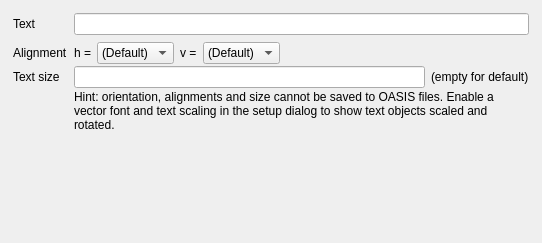
Old version of the form eda-klayout/src/edt/edt/EditorOptionsText.ui in the repository tolgauye/GMOS.
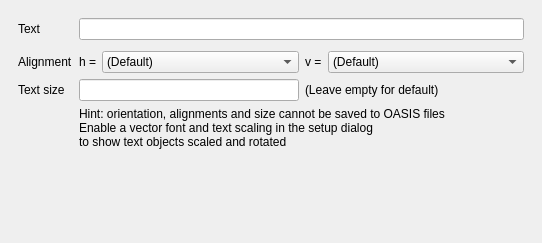
New version of the form.

Patch:
```diff
--- a/eda-klayout/src/edt/edt/EditorOptionsText.ui
+++ b/eda-klayout/src/edt/edt/EditorOptionsText.ui
@@ -13,120 +13,109 @@
   <property name="windowTitle">
    <string>Form</string>
   </property>
-  <layout class="QVBoxLayout">
-   <property name="spacing">
-    <number>2</number>
+  <layout class="QVBoxLayout" >
+   <property name="margin" >
+    <number>9</number>
    </property>
-   <property name="leftMargin">
-    <number>0</number>
-   </property>
-   <property name="topMargin">
-    <number>0</number>
-   </property>
-   <property name="rightMargin">
-    <number>0</number>
-   </property>
-   <property name="bottomMargin">
-    <number>0</number>
+   <property name="spacing" >
+    <number>6</number>
    </property>
    <item>
-    <widget class="QScrollArea" name="scrollArea">
-     <property name="frameShape">
+    <widget class="QFrame" name="frame" >
+     <property name="frameShape" >
       <enum>QFrame::NoFrame</enum>
      </property>
-     <property name="widgetResizable">
-      <bool>true</bool>
-     </property>
-     <widget class="QWidget" name="scrollAreaWidgetContents">
-      <property name="geometry">
-       <rect>
-        <x>0</x>
-        <y>0</y>
-        <width>528</width>
-        <height>248</height>
-       </rect>
-      </property>
-      <layout class="QGridLayout" name="gridLayout">
-       <item row="0" column="0">
-        <widget class="QFrame" name="frame">
-         <property name="frameShape">
-          <enum>QFrame::NoFrame</enum>
-         </property>
-         <property name="frameShadow">
+     <property name="frameShadow" >
           <enum>QFrame::Raised</enum>
          </property>
-         <layout class="QGridLayout" name="_2">
-          <property name="leftMargin">
-           <number>4</number>
-          </property>
-          <property name="topMargin">
-           <number>4</number>
-          </property>
-          <property name="rightMargin">
-           <number>4</number>
-          </property>
-          <property name="bottomMargin">
-           <number>4</number>
-          </property>
-          <property name="horizontalSpacing">
+     <layout class="QGridLayout" >
+      <property name="margin" >
+       <number>9</number>
+      </property>
+      <property name="spacing" >
            <number>6</number>
           </property>
-          <property name="verticalSpacing">
-           <number>2</number>
-          </property>
-          <item row="2" column="3">
-           <widget class="QLabel" name="label_9">
-            <property name="sizePolicy">
-             <sizepolicy hsizetype="Fixed" vsizetype="Preferred">
+      <item row="2" column="0" >
+       <widget class="QLabel" name="label_4" >
+        <property name="text" >
+         <string>Alignment</string>
+        </property>
+       </widget>
+      </item>
+      <item row="2" column="1" >
+       <widget class="QLabel" name="label_8" >
+        <property name="sizePolicy" >
+         <sizepolicy>
+          <hsizetype>0</hsizetype>
+          <vsizetype>5</vsizetype>
               <horstretch>0</horstretch>
               <verstretch>0</verstretch>
              </sizepolicy>
             </property>
-            <property name="text">
-             <string>v =</string>
+        <property name="text" >
+         <string>h =</string>
             </property>
            </widget>
           </item>
-          <item row="1" column="0" colspan="5">
-           <spacer>
-            <property name="orientation">
-             <enum>Qt::Vertical</enum>
-            </property>
-            <property name="sizeType">
-             <enum>QSizePolicy::Fixed</enum>
-            </property>
-            <property name="sizeHint" stdset="0">
-             <size>
-              <width>20</width>
-              <height>5</height>
-             </size>
-            </property>
-           </spacer>
-          </item>
-          <item row="4" column="0">
-           <widget class="QLabel" name="Text size">
-            <property name="text">
+      <item row="3" column="0" >
+       <widget class="QLabel" name="Text size" >
+        <property name="text" >
              <string>Text size</string>
             </property>
            </widget>
           </item>
-          <item row="0" column="0">
-           <widget class="QLabel" name="label_2">
-            <property name="sizePolicy">
-             <sizepolicy hsizetype="Fixed" vsizetype="Preferred">
+      <item row="0" column="1" colspan="4" >
+       <widget class="QLineEdit" name="text_le" >
+        <property name="sizePolicy" >
+         <sizepolicy>
+          <hsizetype>7</hsizetype>
+          <vsizetype>0</vsizetype>
               <horstretch>0</horstretch>
               <verstretch>0</verstretch>
              </sizepolicy>
             </property>
-            <property name="text">
+       </widget>
+      </item>
+      <item row="0" column="0" >
+       <widget class="QLabel" name="label_2" >
+        <property name="sizePolicy" >
+         <sizepolicy>
+          <hsizetype>0</hsizetype>
+          <vsizetype>5</vsizetype>
+          <horstretch>0</horstretch>
+          <verstretch>0</verstretch>
+         </sizepolicy>
+        </property>
+        <property name="text" >
              <string>Text</string>
             </property>
            </widget>
           </item>
-          <item row="2" column="4">
-           <widget class="QComboBox" name="valign_cbx">
-            <property name="sizePolicy">
-             <sizepolicy hsizetype="Fixed" vsizetype="Fixed">
+      <item row="4" column="1" colspan="4" >
+       <widget class="QLabel" name="label_3" >
+        <property name="text" >
+         <string>Hint: orientation, alignments and size cannot be saved to OASIS files
+Enable a vector font and text scaling in the setup dialog 
+to show text objects scaled and rotated</string>
+        </property>
+       </widget>
+      </item>
+      <item row="3" column="1" colspan="2" >
+       <widget class="QLineEdit" name="size_le" />
+      </item>
+      <item row="3" column="3" colspan="2" >
+       <widget class="QLabel" name="label" >
+        <property name="text" >
+         <string>(Leave empty for default)</string>
+        </property>
+       </widget>
+      </item>
+      <item row="2" column="4" >
+       <widget class="QComboBox" name="valign_cbx" >
+        <property name="sizePolicy" >
+         <sizepolicy>
+          <hsizetype>5</hsizetype>
+          <vsizetype>0</vsizetype>
               <horstretch>1</horstretch>
               <verstretch>0</verstretch>
              </sizepolicy>
@@ -153,10 +142,27 @@
             </item>
            </widget>
           </item>
-          <item row="2" column="2">
-           <widget class="QComboBox" name="halign_cbx">
-            <property name="sizePolicy">
-             <sizepolicy hsizetype="Fixed" vsizetype="Fixed">
+      <item row="2" column="3" >
+       <widget class="QLabel" name="label_9" >
+        <property name="sizePolicy" >
+         <sizepolicy>
+          <hsizetype>0</hsizetype>
+          <vsizetype>5</vsizetype>
+          <horstretch>0</horstretch>
+          <verstretch>0</verstretch>
+         </sizepolicy>
+        </property>
+        <property name="text" >
+         <string>v =</string>
+        </property>
+       </widget>
+      </item>
+      <item row="2" column="2" >
+       <widget class="QComboBox" name="halign_cbx" >
+        <property name="sizePolicy" >
+         <sizepolicy>
+          <hsizetype>5</hsizetype>
+          <vsizetype>0</vsizetype>
               <horstretch>1</horstretch>
               <verstretch>0</verstretch>
              </sizepolicy>
@@ -183,112 +189,37 @@
             </item>
            </widget>
           </item>
-          <item row="2" column="1">
-           <widget class="QLabel" name="label_8">
-            <property name="sizePolicy">
-             <sizepolicy hsizetype="Fixed" vsizetype="Preferred">
-              <horstretch>0</horstretch>
-              <verstretch>0</verstretch>
-             </sizepolicy>
-            </property>
-            <property name="text">
-             <string>h =</string>
-            </property>
-           </widget>
-          </item>
-          <item row="2" column="0">
-           <widget class="QLabel" name="label_4">
-            <property name="text">
-             <string>Alignment</string>
-            </property>
-           </widget>
-          </item>
-          <item row="2" column="5">
-           <spacer name="horizontalSpacer">
-            <property name="orientation">
-             <enum>Qt::Horizontal</enum>
-            </property>
-            <property name="sizeHint" stdset="0">
+      <item row="1" column="0" colspan="5" >
+       <spacer>
+        <property name="orientation" >
+         <enum>Qt::Vertical</enum>
+        </property>
+        <property name="sizeType" >
+         <enum>QSizePolicy::Fixed</enum>
+        </property>
+        <property name="sizeHint" >
              <size>
-              <width>40</width>
-              <height>20</height>
+          <width>20</width>
+          <height>5</height>
              </size>
             </property>
            </spacer>
           </item>
-          <item row="0" column="1" colspan="5">
-           <widget class="QLineEdit" name="text_le">
-            <property name="sizePolicy">
-             <sizepolicy hsizetype="Expanding" vsizetype="Fixed">
-              <horstretch>0</horstretch>
-              <verstretch>0</verstretch>
-             </sizepolicy>
-            </property>
-           </widget>
-          </item>
-          <item row="4" column="1" colspan="5">
-           <widget class="QFrame" name="frame_2">
-            <property name="frameShape">
-             <enum>QFrame::NoFrame</enum>
-            </property>
-            <property name="frameShadow">
-             <enum>QFrame::Raised</enum>
-            </property>
-            <layout class="QHBoxLayout" name="horizontalLayout">
-             <property name="leftMargin">
-              <number>0</number>
-             </property>
-             <property name="topMargin">
-              <number>0</number>
-             </property>
-             <property name="rightMargin">
-              <number>0</number>
-             </property>
-             <property name="bottomMargin">
-              <number>0</number>
-             </property>
-             <item>
-              <widget class="QLineEdit" name="size_le"/>
-             </item>
-             <item>
-              <widget class="QLabel" name="label">
-               <property name="text">
-                <string>(empty for default)</string>
-               </property>
-              </widget>
-             </item>
             </layout>
            </widget>
           </item>
-          <item row="5" column="1" colspan="5">
-           <widget class="QLabel" name="label_3">
-            <property name="text">
-             <string>Hint: orientation, alignments and size cannot be saved to OASIS files. Enable a vector font and text scaling in the setup dialog to show text objects scaled and rotated.</string>
-            </property>
-            <property name="wordWrap">
-             <bool>true</bool>
-            </property>
-           </widget>
-          </item>
-         </layout>
-        </widget>
-       </item>
-       <item row="1" column="0">
-        <spacer name="spacer">
-         <property name="orientation">
+   <item>
+    <spacer>
+     <property name="orientation" >
           <enum>Qt::Vertical</enum>
          </property>
-         <property name="sizeHint" stdset="0">
+     <property name="sizeHint" >
           <size>
            <width>20</width>
-           <height>77</height>
+       <height>40</height>
           </size>
          </property>
         </spacer>
-       </item>
-      </layout>
-     </widget>
-    </widget>
    </item>
   </layout>
  </widget>
```
Left out of the diff: 26 changed lines with no effect on the pictures. Lines whose indentation alone changed are shown as unchanged.
